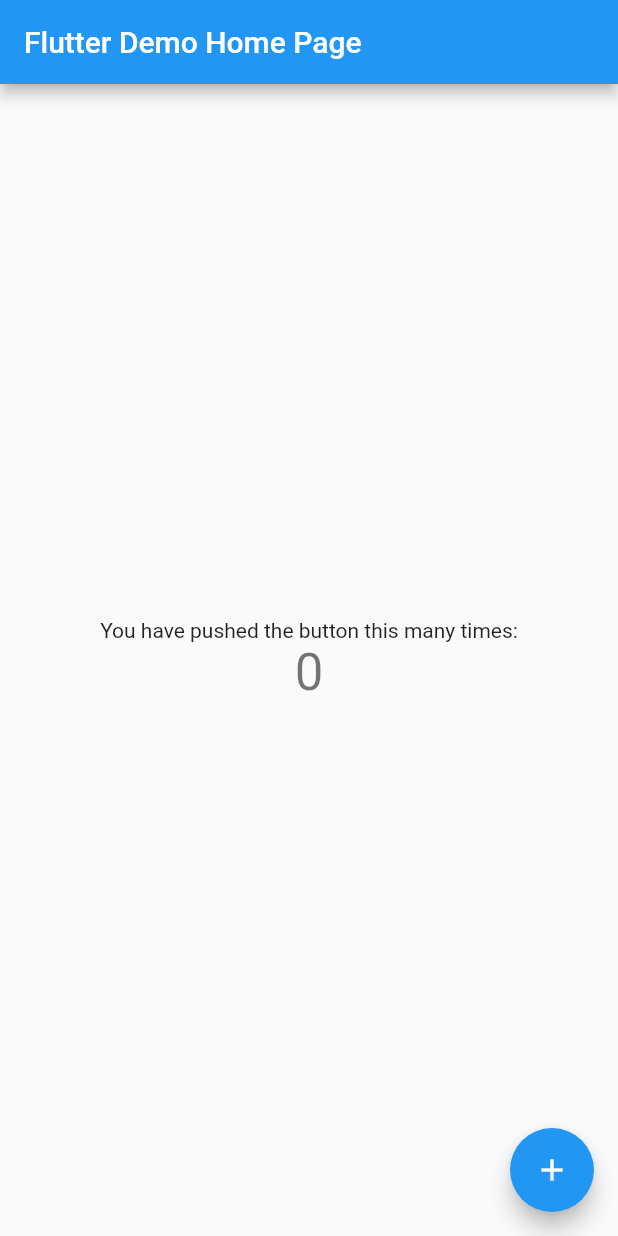
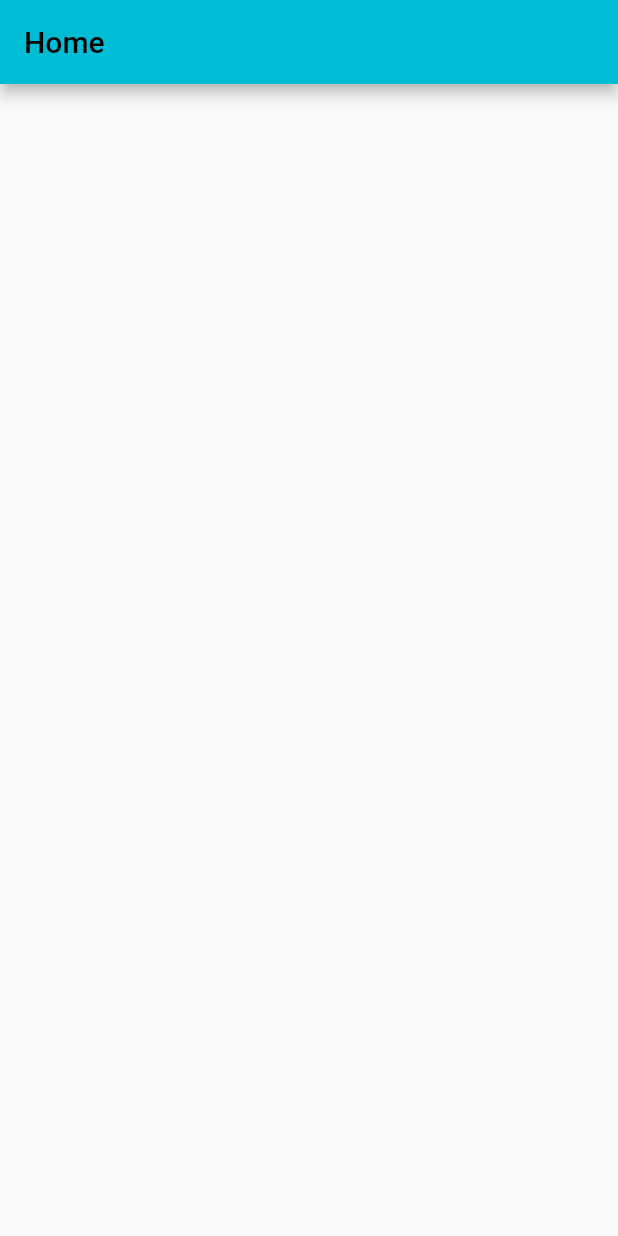
Before and after one commit to Imnmania/RxDart-Firebase-Example, a Flutter app: the screen it shows after launch, on a phone screen of 412 x 824 dp. Run offline on Flutter 3.47's test engine with Material 2 defaults, Android fonts, the phone set to English and light mode, and no system bars; our stand-ins replace firebase_core; accounts and stored records are empty.

```diff
--- a/lib/main.dart
+++ b/lib/main.dart
@@ -1,4 +1,5 @@
 import 'package:flutter/material.dart';
+import 'package:rx_dart_example_11_firebase/presentation/home_screen.dart';
 
 void main() {
   runApp(const MyApp());
@@ -7,109 +8,13 @@
 class MyApp extends StatelessWidget {
   const MyApp({Key? key}) : super(key: key);
 
-  // This widget is the root of your application.
   @override
   Widget build(BuildContext context) {
     return MaterialApp(
-      title: 'Flutter Demo',
       theme: ThemeData(
-        // This is the theme of your application.
-        //
-        // Try running your application with "flutter run". You'll see the
-        // application has a blue toolbar. Then, without quitting the app, try
-        // changing the primarySwatch below to Colors.green and then invoke
-        // "hot reload" (press "r" in the console where you ran "flutter run",
-        // or simply save your changes to "hot reload" in a Flutter IDE).
-        // Notice that the counter didn't reset back to zero; the application
-        // is not restarted.
-        primarySwatch: Colors.blue,
+        primarySwatch: Colors.cyan,
       ),
-      home: const MyHomePage(title: 'Flutter Demo Home Page'),
+      home: const HomeScreen(),
     );
   }
 }
-
-class MyHomePage extends StatefulWidget {
-  const MyHomePage({Key? key, required this.title}) : super(key: key);
-
-  // This widget is the home page of your application. It is stateful, meaning
-  // that it has a State object (defined below) that contains fields that affect
-  // how it looks.
-
-  // This class is the configuration for the state. It holds the values (in this
-  // case the title) provided by the parent (in this case the App widget) and
-  // used by the build method of the State. Fields in a Widget subclass are
-  // always marked "final".
-
-  final String title;
-
-  @override
-  State<MyHomePage> createState() => _MyHomePageState();
-}
-
-class _MyHomePageState extends State<MyHomePage> {
-  int _counter = 0;
-
-  void _incrementCounter() {
-    setState(() {
-      // This call to setState tells the Flutter framework that something has
-      // changed in this State, which causes it to rerun the build method below
-      // so that the display can reflect the updated values. If we changed
-      // _counter without calling setState(), then the build method would not be
-      // called again, and so nothing would appear to happen.
-      _counter++;
-    });
-  }
-
-  @override
-  Widget build(BuildContext context) {
-    // This method is rerun every time setState is called, for instance as done
-    // by the _incrementCounter method above.
-    //
-    // The Flutter framework has been optimized to make rerunning build methods
-    // fast, so that you can just rebuild anything that needs updating rather
-    // than having to individually change instances of widgets.
-    return Scaffold(
-      appBar: AppBar(
-        // Here we take the value from the MyHomePage object that was created by
-        // the App.build method, and use it to set our appbar title.
-        title: Text(widget.title),
-      ),
-      body: Center(
-        // Center is a layout widget. It takes a single child and positions it
-        // in the middle of the parent.
-        child: Column(
-          // Column is also a layout widget. It takes a list of children and
-          // arranges them vertically. By default, it sizes itself to fit its
-          // children horizontally, and tries to be as tall as its parent.
-          //
-          // Invoke "debug painting" (press "p" in the console, choose the
-          // "Toggle Debug Paint" action from the Flutter Inspector in Android
-          // Studio, or the "Toggle Debug Paint" command in Visual Studio Code)
-          // to see the wireframe for each widget.
-          //
-          // Column has various properties to control how it sizes itself and
-          // how it positions its children. Here we use mainAxisAlignment to
-          // center the children vertically; the main axis here is the vertical
-          // axis because Columns are vertical (the cross axis would be
-          // horizontal).
-          mainAxisAlignment: MainAxisAlignment.center,
-          children: <Widget>[
-            const Text(
-              'You have pushed the button this many times:',
-            ),
-            Text(
-              '$_counter',
-              style: Theme.of(context).textTheme.headline4,
-            ),
-          ],
-        ),
-      ),
-      floatingActionButton: FloatingActionButton(
-        onPressed: _incrementCounter,
-        tooltip: 'Increment',
-        child: const Icon(Icons.add),
-      ), // This trailing comma makes auto-formatting nicer for build methods.
-    );
-  }
-}
--- /dev/null
+++ b/lib/presentation/home_screen.dart
@@ -0,0 +1,14 @@
+import 'package:flutter/material.dart';
+import 'package:flutter/src/foundation/key.dart';
+import 'package:flutter/src/widgets/framework.dart';
+
+class HomeScreen extends StatelessWidget {
+  const HomeScreen({Key? key}) : super(key: key);
+
+  @override
+  Widget build(BuildContext context) {
+    return Scaffold(
+      appBar: AppBar(title: const Text('Home')),
+    );
+  }
+}
```
Also changed, not shown: 4 other files.
